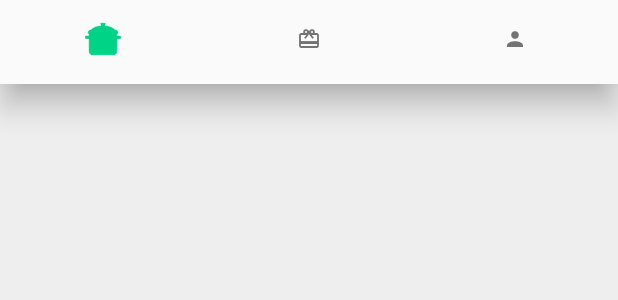
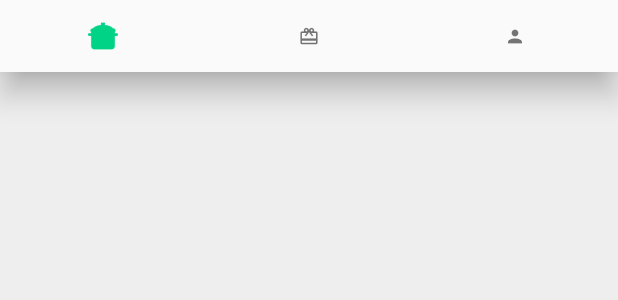
Before and after one commit to nguyenduong9799/beanoi-mobile, a Flutter app: the DefaultNavigatorBar widget shown alone on an empty page, opened directly, on a phone screen of 412 x 824 dp. Shown: the top 300 px of the screen. Run offline on Flutter 3.47's test engine with Material 2 defaults, Android fonts, the phone set to English and light mode, and no system bars; our stand-ins replace dio, dotted_border, firebase_auth, firebase_core, firebase_messaging, flutter_slidable and 5 more; missing offline and left inert: animator, flutter_page_indicator; accounts and stored records are empty; network calls fail; project files that could hold a hidden picture were left out.

Commit message:
Change height of image

```diff
--- a/lib/acessories/bottomnavigator.dart
+++ b/lib/acessories/bottomnavigator.dart
@@ -32,13 +32,13 @@ class _NavBarSate extends State<DefaultNavigatorBar> {
   @override
   Widget build(BuildContext context) {
     return SizedBox(
-      height: 8.0 * 7,
+      height: 8.0 * 6,
       child: BottomNavigationBar(
         showSelectedLabels: false,
         showUnselectedLabels: false,
-        iconSize: 16,
+        iconSize: 14,
         type: BottomNavigationBarType.fixed,
-        selectedIconTheme: IconThemeData(color: kPrimary, size: 24),
+        selectedIconTheme: IconThemeData(color: kPrimary, size: 20),
         items: const <BottomNavigationBarItem>[
           BottomNavigationBarItem(
             icon: ImageIcon(
```
Also changed, not shown: lib/View/home.dart (+13 -15 lines).
